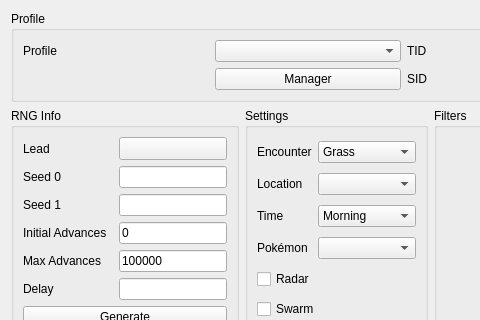
This is Source/Form/Gen8/Wild8.ui in Admiral-Fish/PokeFinder as Qt 5 draws it before an edit; both pictures show x 0 to 480 and y 0 to 320 of the 1200 by 700 pixel window. The edited form follows.
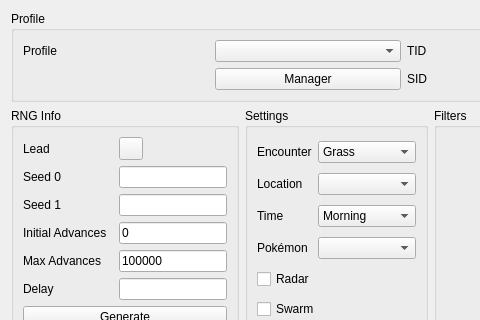
This is the edited form. Custom widgets are drawn as their Qt base class.

```diff
--- a/Source/Form/Gen8/Wild8.ui
+++ b/Source/Form/Gen8/Wild8.ui
@@ -35,14 +35,7 @@
        </widget>
       </item>
       <item row="2" column="3">
-       <widget class="ComboMenu" name="toolButtonLead">
-        <property name="sizePolicy">
-         <sizepolicy hsizetype="Preferred" vsizetype="Fixed">
-          <horstretch>0</horstretch>
-          <verstretch>0</verstretch>
-         </sizepolicy>
-        </property>
-       </widget>
+       <widget class="ComboMenu" name="toolButtonLead"/>
       </item>
       <item row="4" column="1">
        <widget class="QLabel" name="labelSeed1">
```
